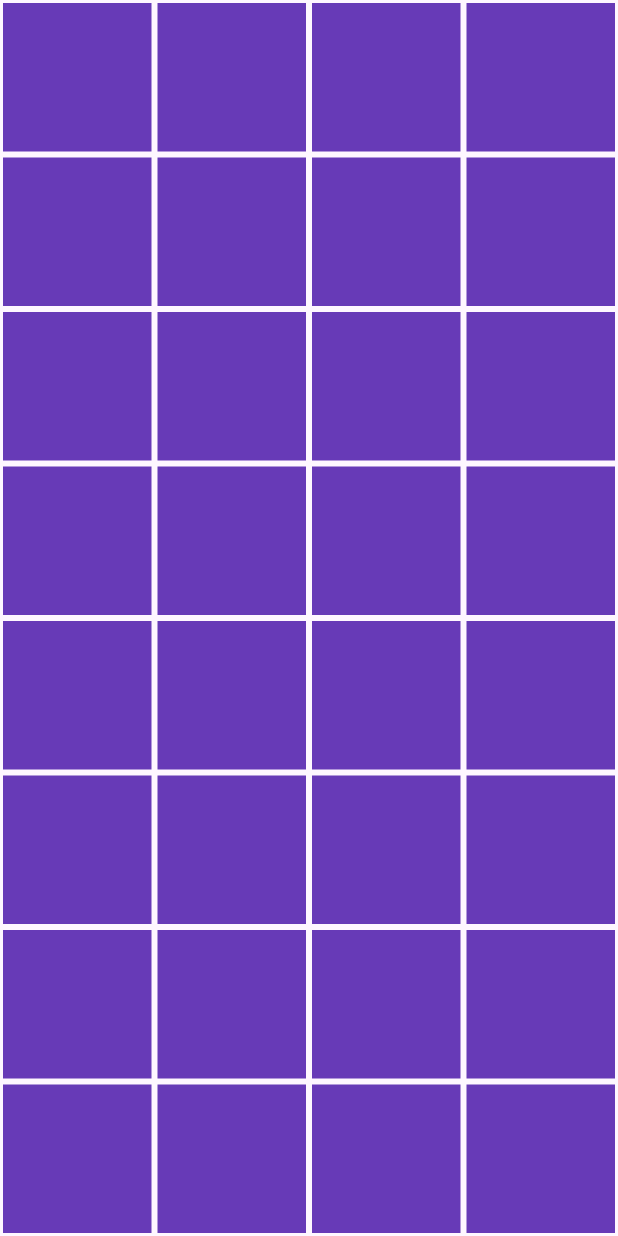
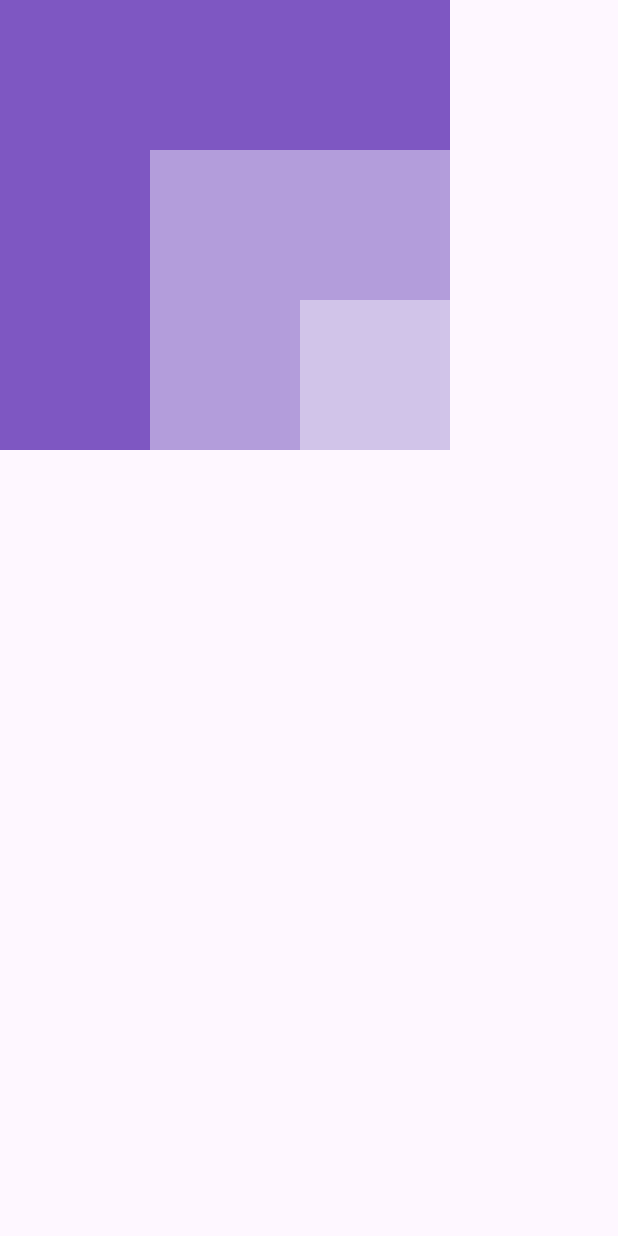
Before and after one commit to devfmgo/learning-flutter, a Flutter app: the screen it shows after launch, on a phone screen of 412 x 824 dp. Run offline on Flutter 3.47's test engine with Material 3 defaults, Android fonts, the light colour scheme and no system bars.

Commit message:
GridView with Stack

```diff
--- a/lib/main.dart
+++ b/lib/main.dart
@@ -14,15 +14,17 @@ class MyApp extends StatelessWidget {
     return MaterialApp(
       debugShowCheckedModeBanner: false,
       home: Scaffold(
-        // Sampel GridView
-        body: GridView.builder(
-          itemCount: 64,
-          gridDelegate:
-              SliverGridDelegateWithFixedCrossAxisCount(crossAxisCount: 4),
-          itemBuilder: (context, index) => Container(
-            color: Colors.deepPurple,
-            margin: EdgeInsets.all(2),
-          ),
+        // Sampel GridView with Stack
+        body: Stack(
+          alignment: Alignment.bottomRight,
+          children: [
+            // big box
+            Container(height: 300, width: 300, color: Colors.deepPurple[400]),
+            //medium box
+            Container(height: 200, width: 200, color: Colors.deepPurple[200]),
+            //small box
+            Container(height: 100, width: 100, color: Colors.deepPurple[100]),
+          ],
         ),
       ),
     );
```
